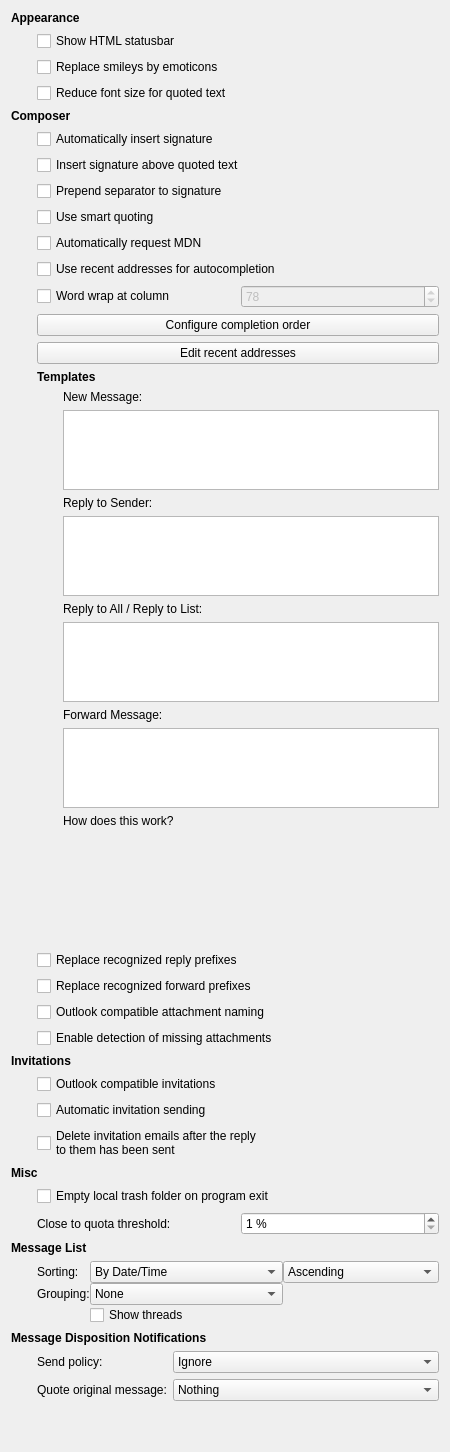
This is mobile/mail/configwidget.ui in chusopr/kdepim-ktimetracker-akonadi as Qt 5 draws it before an edit. The edited form follows.
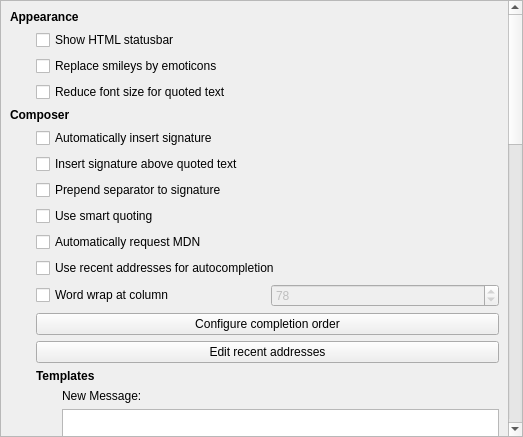
This is the edited form. Custom widgets are drawn as their Qt base class.

Commit message:
Use QScrollArea in config dialogs instead of Flickable
Using large native config widgets will result in the
allocation of large QNativeImage instances, which cause memory
problems on some embedded devices (e.g. WinCE).
So we use a native scrollable to keep the size of the
QNativeImages small.

Diff of the .ui file:
```diff
--- a/mobile/mail/configwidget.ui
+++ b/mobile/mail/configwidget.ui
@@ -6,11 +6,35 @@
    <rect>
     <x>0</x>
     <y>0</y>
-    <width>450</width>
-    <height>1452</height>
+    <width>523</width>
+    <height>437</height>
    </rect>
   </property>
   <layout class="QVBoxLayout" name="verticalLayout_7">
+   <property name="spacing">
+    <number>0</number>
+   </property>
+   <property name="margin">
+    <number>0</number>
+   </property>
+   <item>
+    <widget class="QScrollArea" name="scrollArea">
+     <property name="horizontalScrollBarPolicy">
+      <enum>Qt::ScrollBarAlwaysOff</enum>
+     </property>
+     <property name="widgetResizable">
+      <bool>true</bool>
+     </property>
+     <widget class="QWidget" name="scrollAreaWidgetContents">
+      <property name="geometry">
+       <rect>
+        <x>0</x>
+        <y>0</y>
+        <width>504</width>
+        <height>1474</height>
+       </rect>
+      </property>
+      <layout class="QVBoxLayout" name="verticalLayout_8">
    <item>
     <layout class="QGridLayout" name="gridLayout" rowstretch="0,0" columnstretch="0,1">
      <item row="0" column="0" colspan="2">
@@ -755,10 +779,14 @@
      <property name="sizeHint" stdset="0">
       <size>
        <width>20</width>
-       <height>40</height>
+           <height>60</height>
       </size>
      </property>
     </spacer>
+       </item>
+      </layout>
+     </widget>
+    </widget>
    </item>
   </layout>
  </widget>
```
Lines whose indentation alone changed are shown as unchanged. The commit also changes 3 other files.
